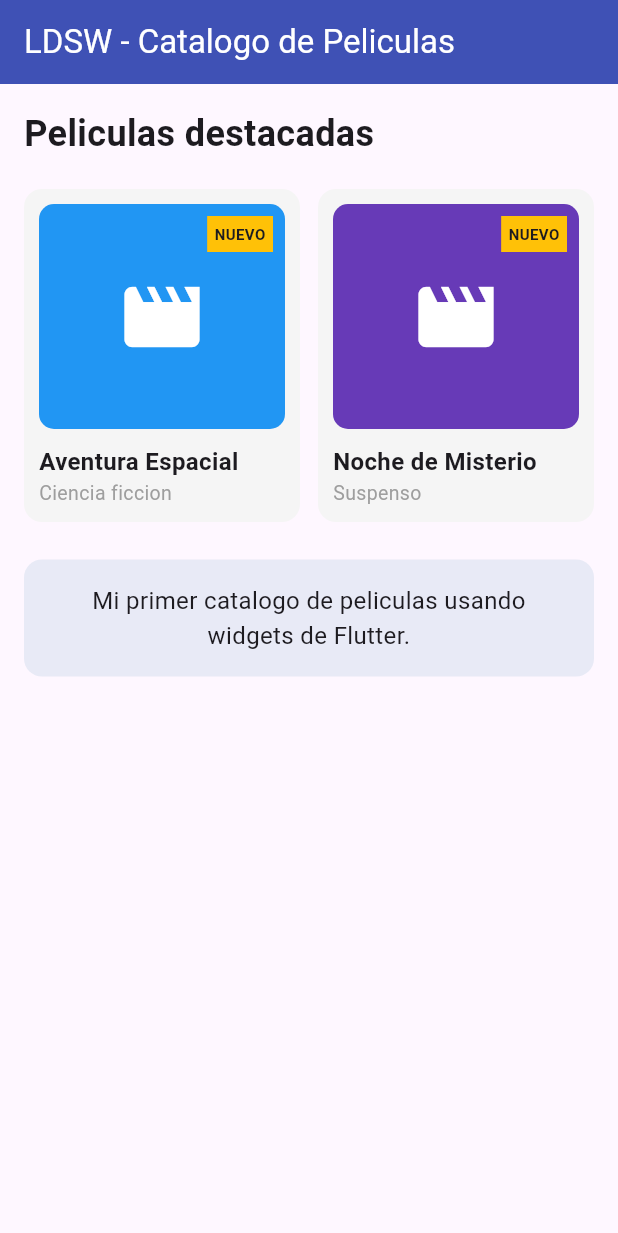
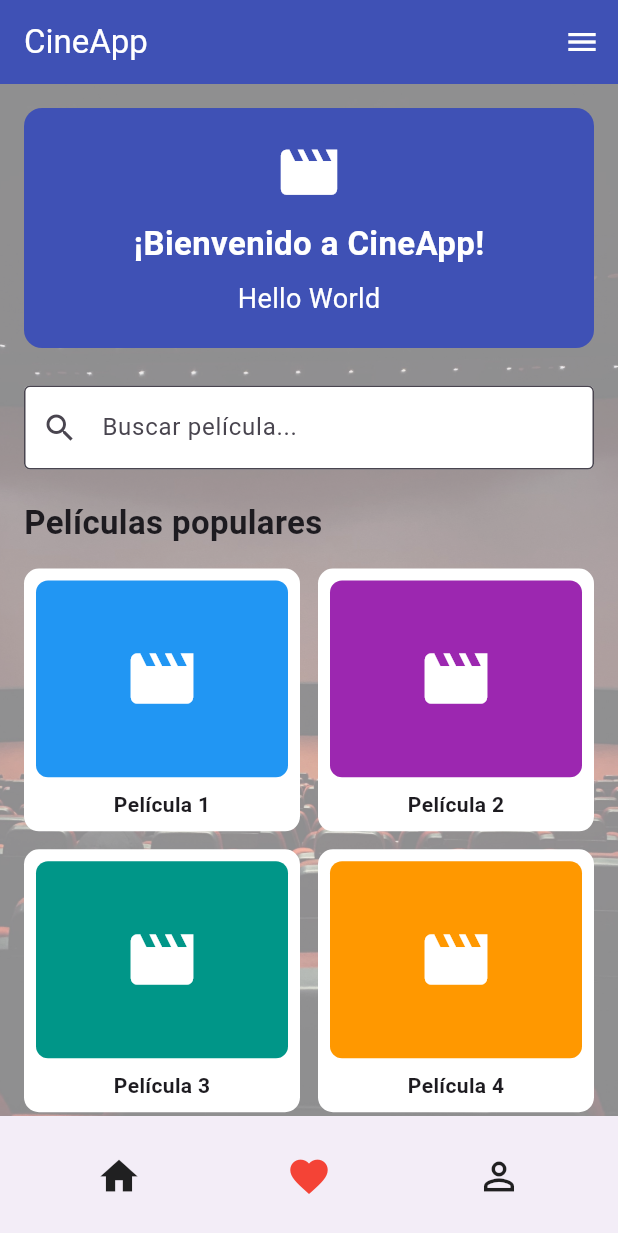
Before and after one commit to Aizork/LDSW_3_4_Utilizacion_de_Widgets, a Flutter app: the screen it shows after launch, on a phone screen of 412 x 824 dp. Shown: the top 1233 px of the screen. Run offline on Flutter 3.47's test engine with Material 3 defaults, Android fonts, the phone set to English and light mode, and no system bars.

Commit message:
Actividad 3.5 - Home Screen CineApp

```diff
--- a/lib/main.dart
+++ b/lib/main.dart
@@ -2,144 +2,186 @@
 import 'package:flutter/material.dart';
 
 void main() {
-  runApp(const MiAplicacion());
+  runApp(const CineApp());
 }
 
-class MiAplicacion extends StatelessWidget {
-  const MiAplicacion({super.key});
+class CineApp extends StatelessWidget {
+  const CineApp({super.key});
 
   @override
   Widget build(BuildContext context) {
     return MaterialApp(
       debugShowCheckedModeBanner: false,
-      home: Scaffold(
+      title: 'CineApp',
+      home: const PantallaInicio(),
+    );
+  }
+}
+
+class PantallaInicio extends StatelessWidget {
+  const PantallaInicio({super.key});
+
+  @override
+  Widget build(BuildContext context) {
+    return Scaffold(
       appBar: AppBar(
-          title: const Text('LDSW - Catalogo de Peliculas'),
         backgroundColor: Colors.indigo,
         foregroundColor: Colors.white,
+        title: const Text('CineApp'),
+        actions: const [
+          Padding(
+            padding: EdgeInsets.all(12),
+            child: Icon(Icons.menu),
           ),
-        body: SingleChildScrollView(
+        ],
+      ),
+
+      body: Stack(
+        children: [
+          // Imagen de fondo
+          Positioned.fill(
+            child: Image.asset(
+              'assets/images/fondo_cine.jpg',
+              fit: BoxFit.cover,
+            ),
+          ),
+
+          // Capa para facilitar la lectura
+          Positioned.fill(
+            child: Container(
+              color: Colors.white.withValues(alpha: 0.55),
+            ),
+          ),
+
+          SingleChildScrollView(
             padding: const EdgeInsets.all(16),
             child: Column(
               crossAxisAlignment: CrossAxisAlignment.start,
               children: [
-              const Text(
-                'Peliculas destacadas',
+                // Mensaje de bienvenida
+                Container(
+                  width: double.infinity,
+                  padding: const EdgeInsets.all(20),
+                  decoration: BoxDecoration(
+                    color: Colors.indigo,
+                    borderRadius: BorderRadius.circular(12),
+                  ),
+                  child: const Column(
+                    children: [
+                      Icon(
+                        Icons.movie,
+                        size: 45,
+                        color: Colors.white,
+                      ),
+                      SizedBox(height: 10),
+                      Text(
+                        '¡Bienvenido a CineApp!',
                         style: TextStyle(
-                  fontSize: 24,
+                          color: Colors.white,
+                          fontSize: 22,
                           fontWeight: FontWeight.bold,
+                        ),
+                      ),
+                      SizedBox(height: 8),
+                      Text(
+                        'Hello World',
+                        style: TextStyle(
+                          color: Colors.white,
+                          fontSize: 18,
+                        ),
+                      ),
+                    ],
+                  ),
+                ),
+
+                const SizedBox(height: 25),
+
+                // Buscador de películas
+                const TextField(
+                  decoration: InputDecoration(
+                    hintText: 'Buscar película...',
+                    prefixIcon: Icon(Icons.search),
+                    border: OutlineInputBorder(),
+                    filled: true,
+                    fillColor: Colors.white,
                   ),
                 ),
 
                 const SizedBox(height: 20),
 
-              Row(
-                children: [
-                  Expanded(
-                    child: tarjetaPelicula(
-                      'Aventura Espacial',
-                      'Ciencia ficcion',
-                      Colors.blue,
+                const Text(
+                  'Películas populares',
+                  style: TextStyle(
+                    fontSize: 22,
+                    fontWeight: FontWeight.bold,
                   ),
                 ),
 
-                  const SizedBox(width: 12),
+                const SizedBox(height: 15),
 
-                  Expanded(
-                    child: tarjetaPelicula(
-                      'Noche de Misterio',
-                      'Suspenso',
-                      Colors.deepPurple,
+                // Cuatro películas de ejemplo
+                GridView.count(
+                  shrinkWrap: true,
+                  physics: const NeverScrollableScrollPhysics(),
+                  crossAxisCount: 2,
+                  crossAxisSpacing: 12,
+                  mainAxisSpacing: 12,
+                  childAspectRatio: 1.05,
+                  children: [
+                    tarjetaPelicula('Película 1', Colors.blue),
+                    tarjetaPelicula('Película 2', Colors.purple),
+                    tarjetaPelicula('Película 3', Colors.teal),
+                    tarjetaPelicula('Película 4', Colors.orange),
+                  ],
+                ),
+              ],
             ),
           ),
         ],
       ),
 
-              const SizedBox(height: 25),
-
-              Container(
-                padding: const EdgeInsets.all(16),
-                width: double.infinity,
-                decoration: BoxDecoration(
-                  color: Colors.indigo.shade50,
-                  borderRadius: BorderRadius.circular(12),
-                ),
-                child: const Text(
-                  'Mi primer catalogo de peliculas usando widgets de Flutter.',
-                  style: TextStyle(fontSize: 16),
-                  textAlign: TextAlign.center,
-                ),
-              ),
+      // Menú inferior
+      bottomNavigationBar: const BottomAppBar(
+        child: Row(
+          mainAxisAlignment: MainAxisAlignment.spaceAround,
+          children: [
+            Icon(Icons.home, size: 30),
+            Icon(Icons.favorite, color: Colors.red, size: 30),
+            Icon(Icons.person_outline, size: 30),
           ],
-          ),
         ),
       ),
     );
   }
 
-  Widget tarjetaPelicula(
-      String titulo,
-      String genero,
-      Color color,
-      ) {
+  Widget tarjetaPelicula(String nombre, Color color) {
     return Container(
-      padding: const EdgeInsets.all(10),
+      padding: const EdgeInsets.all(8),
       decoration: BoxDecoration(
-        color: Colors.grey.shade100,
-        borderRadius: BorderRadius.circular(12),
+        color: Colors.white,
+        borderRadius: BorderRadius.circular(10),
       ),
       child: Column(
-        crossAxisAlignment: CrossAxisAlignment.start,
         children: [
-          Stack(
-            children: [
-              Container(
-                height: 150,
+          Expanded(
+            child: Container(
               width: double.infinity,
               decoration: BoxDecoration(
                 color: color,
-                  borderRadius: BorderRadius.circular(10),
+                borderRadius: BorderRadius.circular(8),
               ),
               child: const Icon(
-                  Icons.movie,
-                  size: 60,
+                Icons.movie_creation,
+                size: 50,
                 color: Colors.white,
               ),
             ),
-
-              Positioned(
-                top: 8,
-                right: 8,
-                child: Container(
-                  padding: const EdgeInsets.all(5),
-                  color: Colors.amber,
-                  child: const Text(
-                    'NUEVO',
-                    style: TextStyle(
-                      fontSize: 10,
+          ),
+          const SizedBox(height: 8),
+          Text(
+            nombre,
+            style: const TextStyle(
               fontWeight: FontWeight.bold,
-                    ),
-                  ),
-                ),
-              ),
-            ],
-          ),
-
-          const SizedBox(height: 10),
-
-          Text(
-            titulo,
-            style: const TextStyle(
-              fontSize: 16,
-              fontWeight: FontWeight.bold,
-            ),
-          ),
-
-          Text(
-            genero,
-            style: const TextStyle(
-              fontSize: 13,
-              color: Colors.grey,
             ),
           ),
         ],
--- a/pubspec.yaml
+++ b/pubspec.yaml
@@ -29,6 +29,7 @@ environment:
 # versions available, run `flutter pub outdated`.
 dependencies:
   flutter:
+
     sdk: flutter
   material_ui: ^1.1.0
 
@@ -57,7 +58,8 @@ flutter:
   # included with your application, so that you can use the icons in
   # the material Icons class.
   uses-material-design: true
-
+  assets:
+    - assets/images/fondo_cine.jpg
   # To add assets to your application, add an assets section, like this:
   # assets:
   #   - images/a_dot_burr.jpeg
```
Also changed, not shown: assets/images/fondo_cine.jpg (added). Lines whose indentation alone changed are shown as unchanged.
